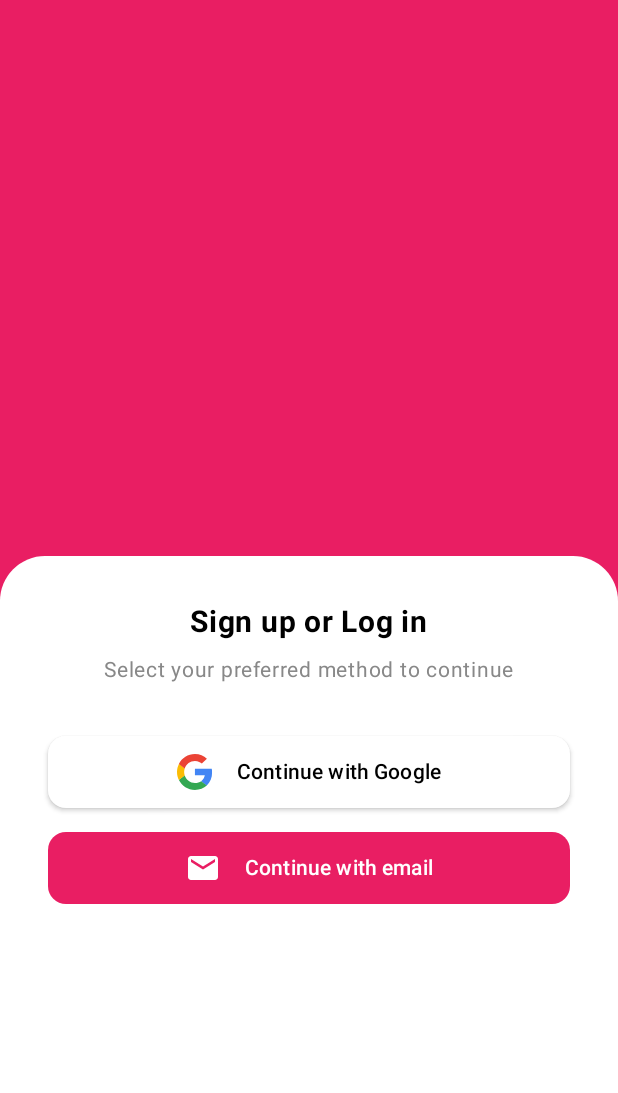
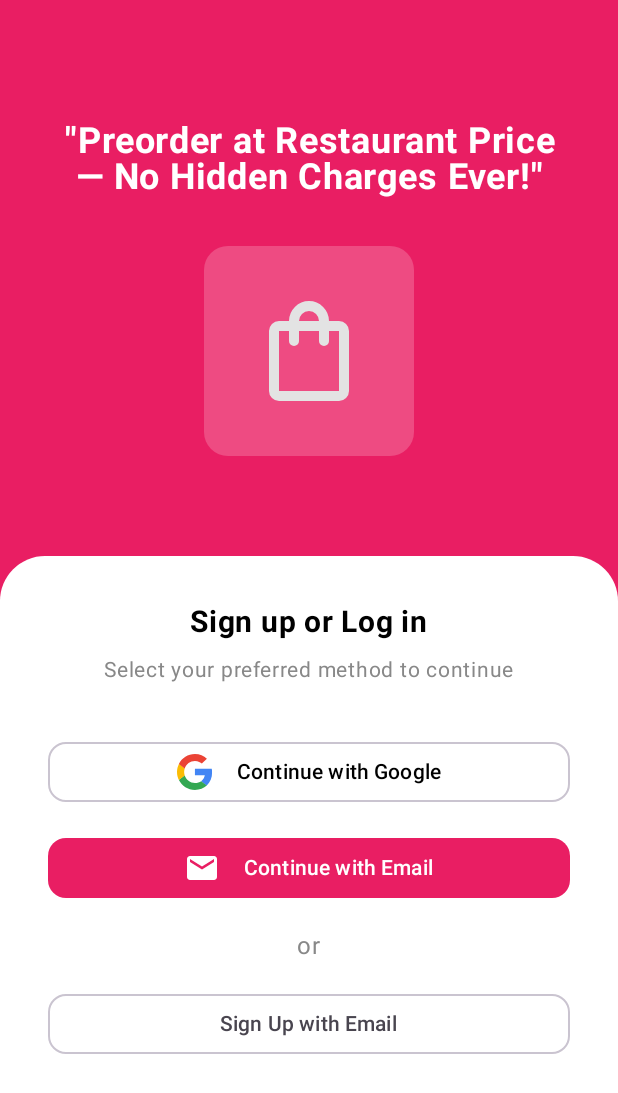
Before and after one commit to BAPPI-SWE/Yumzy, an Android app built with Jetpack Compose: the screen it shows after launch (MainActivity), after a tap on "Continue with Google", on a phone screen of 412 x 824 dp. Shown: the top 1093 px of the screen. Run offline under Robolectric (Android 15) with nearby library versions, the phone set to English and light mode, and no system bars; our stand-ins replace Firebase (no records; nobody signed in at launch, a user with empty details on screens opened directly).

Commit message:
sign in with Email added

```diff
--- a/app/src/main/java/com/yumzy/app/MainActivity.kt
+++ b/app/src/main/java/com/yumzy/app/MainActivity.kt
@@ -2,6 +2,7 @@ package com.yumzy.app
 
 import android.os.Bundle
 import android.util.Log
+import android.widget.Toast
 import androidx.activity.ComponentActivity
 import androidx.activity.compose.rememberLauncherForActivityResult
 import androidx.activity.compose.setContent
@@ -19,12 +20,11 @@ import androidx.navigation.compose.composable
 import androidx.navigation.compose.rememberNavController
 import com.google.android.gms.auth.api.identity.Identity
 import com.google.firebase.auth.ktx.auth
+import com.google.firebase.auth.ktx.userProfileChangeRequest
 import com.google.firebase.firestore.ktx.firestore
 import com.google.firebase.ktx.Firebase
 import com.google.firebase.messaging.ktx.messaging
-import com.yumzy.app.auth.AuthScreen
-import com.yumzy.app.auth.AuthViewModel
-import com.yumzy.app.auth.GoogleAuthUiClient
+import com.yumzy.app.auth.*
 import com.yumzy.app.features.profile.UserDetailsScreen
 import com.yumzy.app.features.splash.SplashScreen
 import com.yumzy.app.navigation.MainScreen
@@ -54,8 +54,10 @@ class MainActivity : ComponentActivity() {
                         SplashScreen(
                             onAnimationFinish = {
                                 val currentUser = googleAuthUiClient.getSignedInUser()
-                                if (currentUser != null) {
-                                    checkUserProfile(currentUser.userId, navController)
+                                val firebaseUser = Firebase.auth.currentUser
+                                if (currentUser != null || firebaseUser != null) {
+                                    val userId = currentUser?.userId ?: firebaseUser?.uid
+                                    if (userId != null) checkUserProfile(userId, navController)
                                 } else {
                                     navController.navigate("auth") {
                                         popUpTo("splash") { inclusive = true }
@@ -92,16 +94,71 @@ class MainActivity : ComponentActivity() {
                             }
                         }
 
-                        AuthScreen(onSignInSuccess = {
-                            lifecycleScope.launch {
-                                val signInIntentSender = googleAuthUiClient.signIn()
-                                launcher.launch(
-                                    IntentSenderRequest.Builder(
-                                        signInIntentSender ?: return@launch
-                                    ).build()
-                                )
+                        AuthScreen(
+                            onGoogleSignInClick = {
+                                lifecycleScope.launch {
+                                    val signInIntentSender = googleAuthUiClient.signIn()
+                                    launcher.launch(
+                                        IntentSenderRequest.Builder(signInIntentSender ?: return@launch).build()
+                                    )
+                                }
+                            },
+                            onNavigateToEmailSignIn = {
+                                navController.navigate("email_sign_in")
+                            },
+                            onNavigateToEmailSignUp = {
+                                navController.navigate("email_sign_up")
                             }
-                        })
+                        )
+                    }
+
+                    composable("email_sign_up") {
+                        EmailSignUpScreen(
+                            onBackToAuth = { navController.popBackStack() },
+                            onSignUpClicked = { name, email, pass ->
+                                if (name.isBlank() || email.isBlank() || pass.isBlank()) {
+                                    Toast.makeText(applicationContext, "All fields are required", Toast.LENGTH_SHORT).show()
+                                    return@EmailSignUpScreen
+                                }
+                                Firebase.auth.createUserWithEmailAndPassword(email, pass)
+                                    .addOnCompleteListener { task ->
+                                        if (task.isSuccessful) {
+                                            val user = task.result?.user
+                                            val profileUpdates = userProfileChangeRequest { displayName = name }
+                                            user?.updateProfile(profileUpdates)?.addOnCompleteListener {
+                                                if (user != null) {
+                                                    checkUserProfile(user.uid, navController)
+                                                }
+                                            }
+                                        } else {
+                                            Toast.makeText(applicationContext, task.exception?.message ?: "Sign up failed", Toast.LENGTH_LONG).show()
+                                        }
+                                    }
+                            }
+                        )
+                    }
+
+                    composable("email_sign_in") {
+                        EmailSignInScreen(
+                            onBackToAuth = { navController.popBackStack() },
+                            onSignInClicked = { email, pass ->
+                                if (email.isBlank() || pass.isBlank()) {
+                                    Toast.makeText(applicationContext, "All fields are required", Toast.LENGTH_SHORT).show()
+                                    return@EmailSignInScreen
+                                }
+                                Firebase.auth.signInWithEmailAndPassword(email, pass)
+                                    .addOnCompleteListener { task ->
+                                        if (task.isSuccessful) {
+                                            val user = task.result?.user
+                                            if (user != null) {
+                                                checkUserProfile(user.uid, navController)
+                                            }
+                                        } else {
+                                            Toast.makeText(applicationContext, task.exception?.message ?: "Sign in failed", Toast.LENGTH_LONG).show()
+                                        }
+                                    }
+                            }
+                        )
                     }
 
                     composable("details") {
@@ -131,6 +188,7 @@ class MainActivity : ComponentActivity() {
                         MainScreen(
                             onSignOut = {
                                 lifecycleScope.launch {
+                                    Firebase.auth.signOut()
                                     googleAuthUiClient.signOut()
                                     navController.navigate("auth") {
                                         popUpTo(navController.graph.id) { inclusive = true }
--- a/app/src/main/java/com/yumzy/app/auth/AuthScreen.kt
+++ b/app/src/main/java/com/yumzy/app/auth/AuthScreen.kt
@@ -1,6 +1,5 @@
 package com.yumzy.app.auth
 
-import android.widget.Toast
 import androidx.compose.foundation.Image
 import androidx.compose.foundation.background
 import androidx.compose.foundation.layout.*
@@ -9,16 +8,10 @@ import androidx.compose.material.icons.Icons
 import androidx.compose.material.icons.filled.Email
 import androidx.compose.material3.*
 import androidx.compose.runtime.Composable
-import androidx.compose.runtime.LaunchedEffect
-import androidx.compose.runtime.getValue
-import androidx.compose.runtime.mutableStateOf
-import androidx.compose.runtime.remember
-import androidx.compose.runtime.setValue
 import androidx.compose.ui.Alignment
 import androidx.compose.ui.Modifier
 import androidx.compose.ui.draw.clip
 import androidx.compose.ui.graphics.Color
-import androidx.compose.ui.platform.LocalContext
 import androidx.compose.ui.res.painterResource
 import androidx.compose.ui.text.font.FontWeight
 import androidx.compose.ui.text.style.TextAlign
@@ -27,42 +20,64 @@ import androidx.compose.ui.unit.dp
 import androidx.compose.ui.unit.sp
 import com.yumzy.app.R
 import com.yumzy.app.ui.theme.DeepPink
-import com.yumzy.app.ui.theme.YumzyTheme
 
 @Composable
 fun AuthScreen(
-    onSignInSuccess: () -> Unit
+    onGoogleSignInClick: () -> Unit,
+    onNavigateToEmailSignIn: () -> Unit,
+    onNavigateToEmailSignUp: () -> Unit
 ) {
-    val context = LocalContext.current
-    var isLoading by remember { mutableStateOf(false) }
-
-    LaunchedEffect(key1 = isLoading) {
-        if (isLoading) {
-            // You can show a loading indicator here if you want
-        }
-    }
-
-    // The main UI of your AuthScreen
     Box(
         modifier = Modifier
             .fillMaxSize()
             .background(DeepPink),
         contentAlignment = Alignment.BottomCenter
     ) {
-        // ... (The rest of your UI: Column with Title, Image, etc. remains the same)
-        // This code is omitted for brevity but should be the same as your working version.
-
-        // The important part is the buttons inside the bottom white card:
+        // Top section with logo and heading
         Column(
             modifier = Modifier
                 .fillMaxWidth()
-                .fillMaxHeight(0.55f) // Takes 55% of the screen height
-                .clip(RoundedCornerShape(topStart = 30.dp, topEnd = 30.dp))
-                .background(Color.White)
+                .align(Alignment.TopCenter)
+                .padding(top = 80.dp),
+            horizontalAlignment = Alignment.CenterHorizontally
+        ) {
+            Text(
+                text = "\"Preorder at Restaurant Price\n— No Hidden Charges Ever!\"",
+                color = Color.White,
+                fontSize = 24.sp,
+                fontWeight = FontWeight.Bold,
+                textAlign = TextAlign.Center
+            )
+            Spacer(modifier = Modifier.height(32.dp))
+            Box(
+                modifier = Modifier
+                    .size(140.dp)
+                    .clip(RoundedCornerShape(16.dp))
+                    .background(Color.White.copy(alpha = 0.2f)),
+                contentAlignment = Alignment.Center
+            ) {
+                Image(
+                    painter = painterResource(id = R.drawable.ic_shopping_bag),
+                    contentDescription = "Shopping Bag",
+                    modifier = Modifier.size(80.dp)
+                )
+            }
+        }
+
+        // Bottom card for login options
+        Card(
+            modifier = Modifier
+                .fillMaxWidth()
+                .fillMaxHeight(0.55f),
+            shape = RoundedCornerShape(topStart = 30.dp, topEnd = 30.dp),
+            colors = CardDefaults.cardColors(containerColor = Color.White)
+        ) {
+            Column(
+                modifier = Modifier
+                    .fillMaxSize()
                     .padding(32.dp),
                 horizontalAlignment = Alignment.CenterHorizontally
             ) {
-            //... Your "Sign up or Log in" text widgets
                 Text(
                     text = "Sign up or Log in",
                     fontSize = 20.sp,
@@ -77,21 +92,11 @@ fun AuthScreen(
                 )
                 Spacer(modifier = Modifier.height(32.dp))
 
-
-            // Continue with Google Button
-            Button(
-                onClick = {
-                    // This will be handled by the logic in MainActivity for now
-                    onSignInSuccess()
-                },
+                // Continue with Google
+                OutlinedButton(
+                    onClick = onGoogleSignInClick,
                     modifier = Modifier.fillMaxWidth(),
-                shape = RoundedCornerShape(12.dp),
-                colors = ButtonDefaults.buttonColors(containerColor = Color.White),
-                elevation = ButtonDefaults.buttonElevation(defaultElevation = 2.dp)
-            ) {
-                Row(
-                    verticalAlignment = Alignment.CenterVertically,
-                    modifier = Modifier.padding(vertical = 4.dp)
+                    shape = RoundedCornerShape(12.dp)
                 ) {
                     Image(
                         painter = painterResource(id = R.drawable.ic_google_logo),
@@ -100,26 +105,19 @@ fun AuthScreen(
                     )
                     Text(
                         text = "Continue with Google",
-                        color = Color.Black,
-                        modifier = Modifier.padding(start = 16.dp)
+                        modifier = Modifier.padding(start = 16.dp),
+                        color = Color.Black
                     )
-                }
                 }
 
                 Spacer(modifier = Modifier.height(16.dp))
 
-            // Continue with Email Button
+                // Continue with Email (sign-in)
                 Button(
-                onClick = {
-                    Toast.makeText(context, "Email sign-in coming soon!", Toast.LENGTH_SHORT).show()
-                },
+                    onClick = onNavigateToEmailSignIn,
                     modifier = Modifier.fillMaxWidth(),
                     shape = RoundedCornerShape(12.dp),
                     colors = ButtonDefaults.buttonColors(containerColor = DeepPink)
-            ) {
-                Row(
-                    verticalAlignment = Alignment.CenterVertically,
-                    modifier = Modifier.padding(vertical = 4.dp)
                 ) {
                     Icon(
                         imageVector = Icons.Default.Email,
@@ -127,21 +125,37 @@ fun AuthScreen(
                         tint = Color.White
                     )
                     Text(
-                        text = "Continue with email",
-                        color = Color.White,
-                        modifier = Modifier.padding(start = 16.dp)
+                        text = "Continue with Email",
+                        modifier = Modifier.padding(start = 16.dp),
+                        color = Color.White
                     )
+                }
+
+                Spacer(modifier = Modifier.height(16.dp))
+
+                Text("or", color = Color.Gray)
+
+                Spacer(modifier = Modifier.height(16.dp))
+
+                // Sign up with Email
+                OutlinedButton(
+                    onClick = onNavigateToEmailSignUp,
+                    modifier = Modifier.fillMaxWidth(),
+                    shape = RoundedCornerShape(12.dp)
+                ) {
+                    Text("Sign Up with Email")
                 }
             }
         }
     }
 }
 
-
+@Composable
 @Preview(showBackground = true)
-@Composable
-fun DefaultPreview() {
-    YumzyTheme {
-        AuthScreen(onSignInSuccess = {})
+fun AuthScreenPreview() {
+    AuthScreen(
+        onGoogleSignInClick = {},
+        onNavigateToEmailSignIn = {},
+        onNavigateToEmailSignUp = {}
+    )
 }
-}
```
Also changed, not shown: app/src/main/java/com/yumzy/app/auth/EmailSignInScreen.kt (added, +50 -0 lines), app/src/main/java/com/yumzy/app/auth/EmailSignUpScreen.kt (added, +53 -0 lines). Lines whose indentation alone changed are shown as unchanged.
